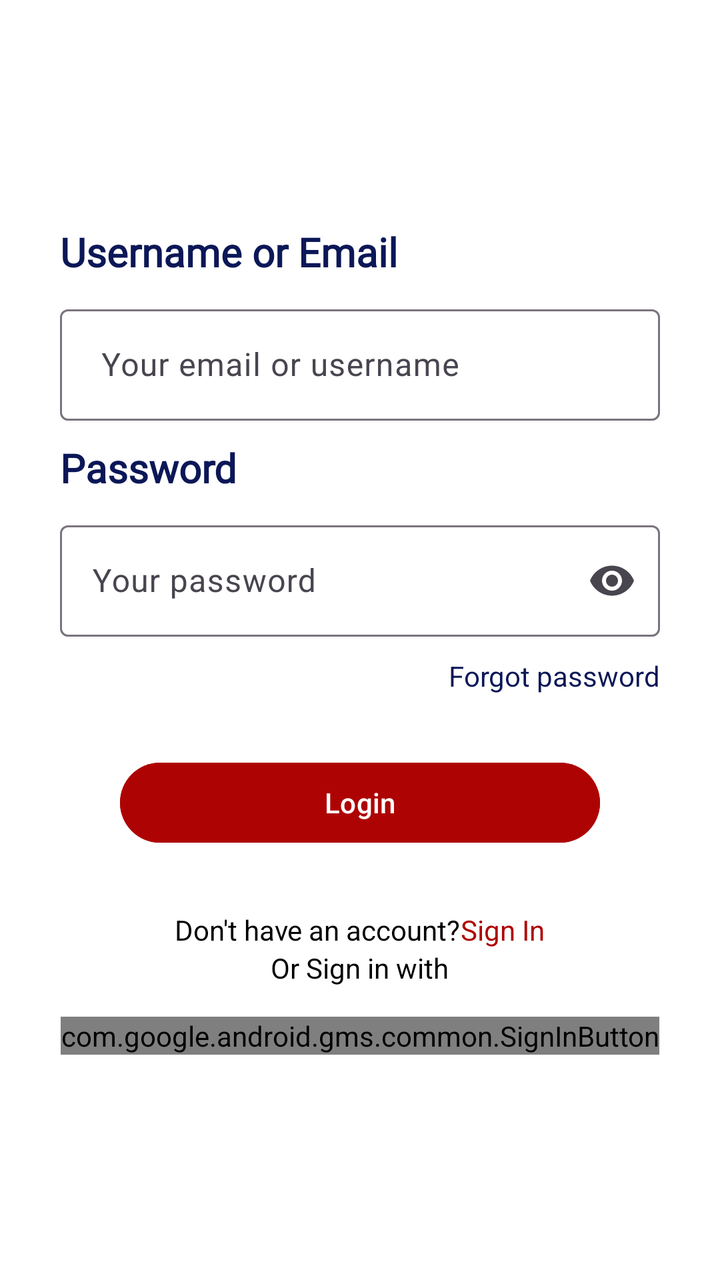
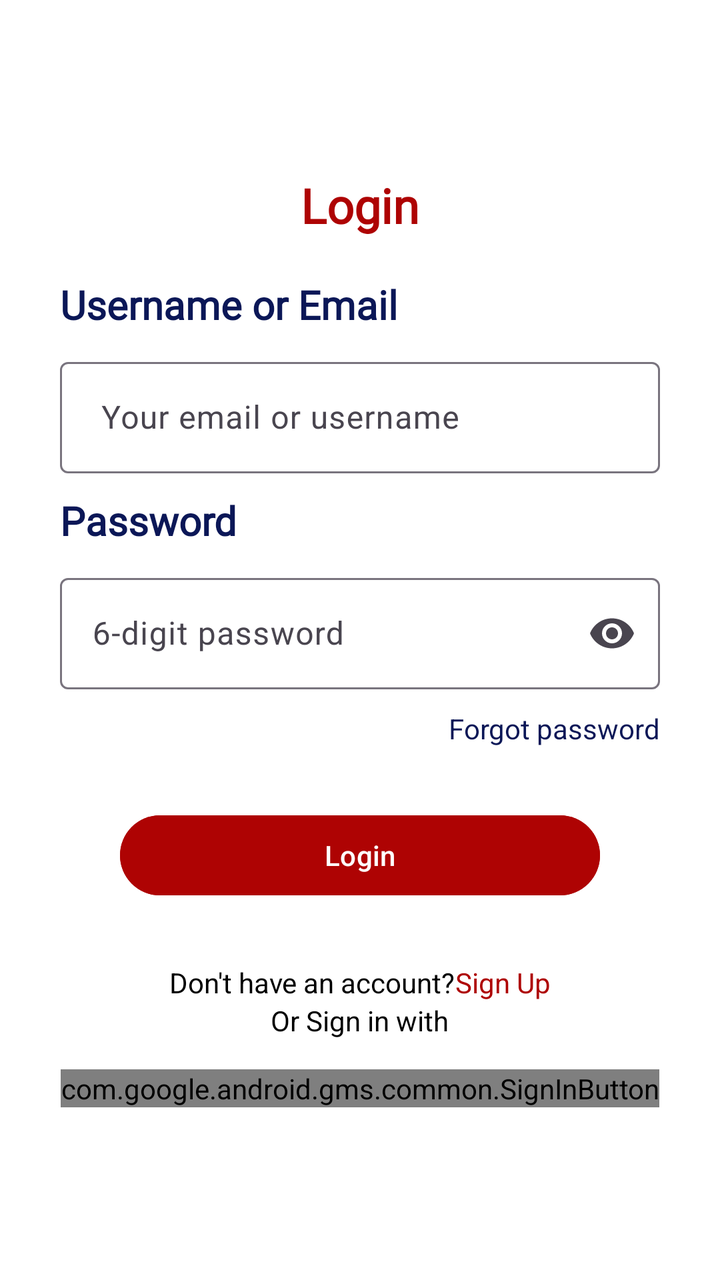

Before-and-after screenshots of an Android layout around one commit, followed by the original layout XML and the change that was made.
<!-- AndroidManifest.xml: application theme Theme.BloodBankT -->
<!-- res/layout/activity_login.xml -->
<?xml version="1.0" encoding="utf-8"?>
<LinearLayout xmlns:android="http://schemas.android.com/apk/res/android"
    xmlns:app="http://schemas.android.com/apk/res-auto"
    xmlns:tools="http://schemas.android.com/tools"
    android:id="@+id/main"
    android:layout_width="match_parent"
    android:layout_height="match_parent"
    tools:context=".Login"
    android:orientation="vertical"
    android:background="#AE0303"
    >
    <LinearLayout
       android:layout_width="match_parent"
       android:layout_height="match_parent"
       android:orientation="vertical"
        android:background="@android:color/white">
<LinearLayout
    android:layout_width="match_parent"
    android:layout_height="match_parent"
    android:orientation="vertical"
    android:gravity="center"
    android:layout_margin="30dp"
    >
    <TextView
        android:fontFamily="@font/font_family"
        android:layout_width="wrap_content"
        android:layout_height="wrap_content"
        android:text="Username or Email"
        android:textSize="20dp"
        android:textStyle="bold"
        android:textColor="#0B1757"
        android:layout_gravity="start"
        android:layout_marginBottom="10dp"
        />
    <com.google.android.material.textfield.TextInputLayout
        android:layout_width="match_parent"
        android:layout_height="wrap_content"
        android:hint=" Your email or username"
        >
        <com.google.android.material.textfield.TextInputEditText
            android:id="@+id/login_email"
            android:layout_width="match_parent"
            android:layout_height="wrap_content"
            android:inputType="text"
            android:textColor="@color/black"
            />
    </com.google.android.material.textfield.TextInputLayout>
    <TextView
        android:fontFamily="@font/font_family"
        android:layout_width="wrap_content"
        android:layout_height="wrap_content"
        android:text="Password"
        android:textSize="20dp"
        android:textStyle="bold"
        android:textColor="#0B1757"
        android:layout_gravity="start"
        android:layout_marginBottom="10dp"
        android:layout_marginTop="10dp"
        />
    <com.google.android.material.textfield.TextInputLayout
        android:layout_width="match_parent"
        android:layout_height="wrap_content"
        android:hint="Your password"
        app:endIconCheckable="true"
        app:endIconMode="password_toggle"
        >
        <com.google.android.material.textfield.TextInputEditText
            android:id="@+id/login_password"
            android:layout_width="match_parent"
            android:layout_height="wrap_content"
            android:inputType="textPassword"
            android:textColor="@color/black"
            />
    </com.google.android.material.textfield.TextInputLayout>
    <TextView
        android:id="@+id/forgot_pass"
        android:layout_marginTop="10dp"
        android:layout_width="wrap_content"
        android:layout_height="wrap_content"
        android:text="Forgot password"
        android:layout_gravity="right"
        android:textColor="#0B1757"
        />
    <ProgressBar
        android:id="@+id/progressBar"
        android:layout_width="wrap_content"
        android:layout_height="wrap_content"
        android:visibility="gone"
        />

    <Button
        android:id="@+id/login_button"
        android:layout_width="match_parent"
        android:layout_height="wrap_content"
        android:text="Login"
        android:backgroundTint="#AE0303"
        android:layout_margin="30dp"
        android:textColor="@android:color/white"
        />
    <LinearLayout
        android:layout_width="match_parent"
        android:layout_height="wrap_content"
        android:orientation="horizontal"
        android:gravity="center"
        >
        <TextView
            android:layout_width="wrap_content"
            android:layout_height="wrap_content"
            android:text="Don't have an account?"
            android:textColor="@color/black"
            />
        <TextView
            android:id="@+id/signUp"
            android:layout_width="wrap_content"
            android:layout_height="wrap_content"
            android:text="Sign In"
            android:textColor=" #AE0303"
            />
    </LinearLayout>
    <TextView
        android:layout_width="wrap_content"
        android:layout_height="wrap_content"
        android:text="Or Sign in with"
        android:textColor="@color/black"
        android:layout_marginBottom="15dp"
        />
    <com.google.android.gms.common.SignInButton
        android:id="@+id/sign_google"
        android:layout_width="wrap_content"
        android:layout_height="wrap_content"
        />

</LinearLayout>
   </LinearLayout>
</LinearLayout>
<!-- resources referenced by this layout -->
<resources>
  <color name="black">#FF000000</color>
  <style name="Theme.BloodBankT" parent="Base.Theme.BloodBankT" />
  <style name="Base.Theme.BloodBankT" parent="Theme.Material3.DayNight.NoActionBar">
          
          
      </style>
</resources>

<!-- the commit's change to res/layout/activity_login.xml (unified diff, before → after) -->
@@ -21,6 +21,17 @@
     android:gravity="center"
     android:layout_margin="30dp"
     >
+    <TextView
+        android:fontFamily="@font/font_family"
+        android:layout_width="match_parent"
+        android:layout_height="wrap_content"
+        android:text="Login"
+        android:gravity="center"
+        android:textSize="24dp"
+        android:textStyle="bold"
+        android:layout_marginTop="@dimen/_20sdp"
+        android:textColor="#AE0303"
+        android:layout_marginBottom="20dp" />
     <TextView
         android:fontFamily="@font/font_family"
         android:layout_width="wrap_content"
@@ -60,7 +71,7 @@
     <com.google.android.material.textfield.TextInputLayout
         android:layout_width="match_parent"
         android:layout_height="wrap_content"
-        android:hint="Your password"
+        android:hint="6-digit password"
         app:endIconCheckable="true"
         app:endIconMode="password_toggle"
         >
@@ -113,7 +124,7 @@
             android:id="@+id/signUp"
             android:layout_width="wrap_content"
             android:layout_height="wrap_content"
-            android:text="Sign In"
+            android:text="Sign Up"
             android:textColor=" #AE0303"
             />
     </LinearLayout>
